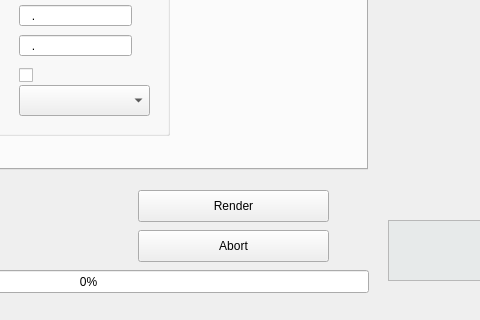
The window that mainwindow.ui (leuat/gamer) describes before a commit, drawn with Qt 5; both pictures show x 212 to 692 and y 466 to 786 of the 1215 by 786 pixel window.
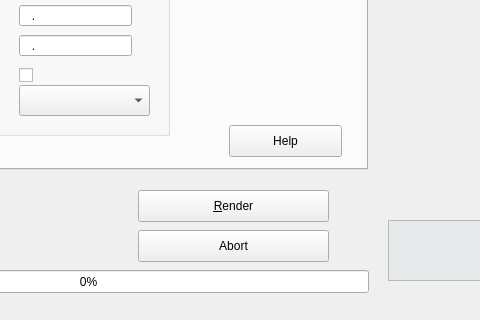
The same window after the commit. The open tabs and pages were chosen to show the change. Icons and pictures are not drawn. Custom widgets are drawn as their Qt base class.

Diff of the .ui file:
```diff
--- a/mainwindow.ui
+++ b/mainwindow.ui
@@ -889,6 +889,19 @@
        <string>Delete component</string>
       </property>
      </widget>
+     <widget class="QPushButton" name="btnHelpComponents">
+      <property name="geometry">
+       <rect>
+        <x>420</x>
+        <y>510</y>
+        <width>113</width>
+        <height>32</height>
+       </rect>
+      </property>
+      <property name="text">
+       <string>Help</string>
+      </property>
+     </widget>
     </widget>
     <widget class="QWidget" name="tab_2">
      <attribute name="title">
@@ -1086,7 +1099,7 @@
      </rect>
     </property>
     <property name="text">
-     <string>Render</string>
+     <string>&amp;Render</string>
     </property>
    </widget>
    <widget class="QProgressBar" name="pgbRendering">
```
Left out of the diff: 15 changed lines with no effect on the pictures.
